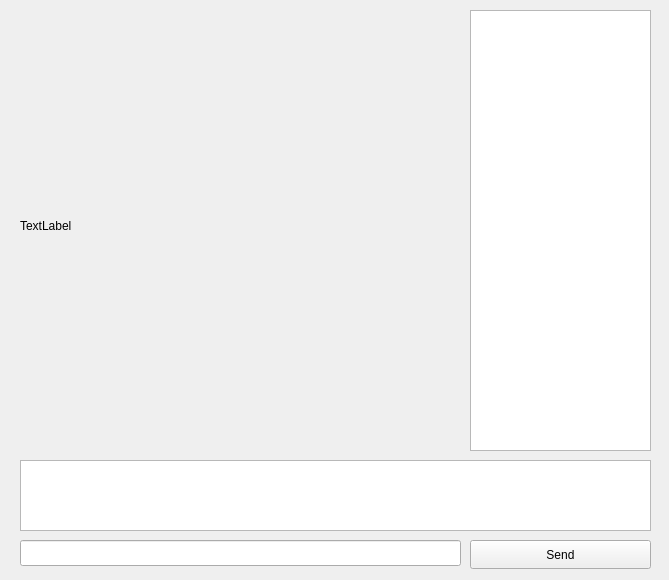
The window that server/chatroom.ui (heejin5484/Veda_Mini2) describes before a commit, drawn with Qt 5.
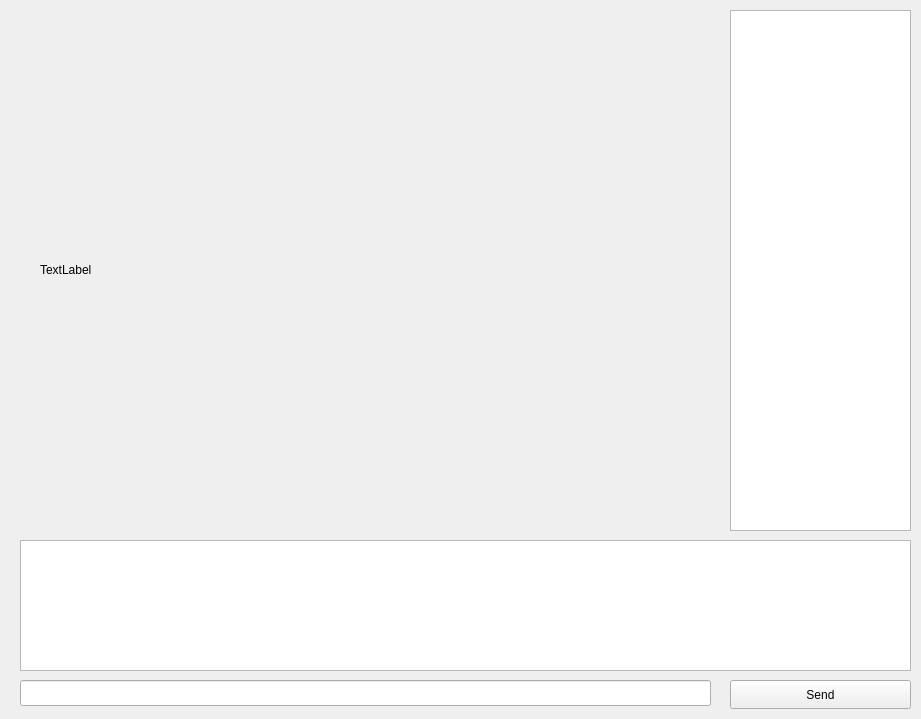
The same window after the commit.

Patch:
```diff
--- a/server/chatroom.ui
+++ b/server/chatroom.ui
@@ -6,8 +6,8 @@
    <rect>
     <x>0</x>
     <y>0</y>
-    <width>669</width>
-    <height>580</height>
+    <width>921</width>
+    <height>719</height>
    </rect>
   </property>
   <property name="windowTitle">
@@ -16,10 +16,10 @@
   <widget class="QListWidget" name="userList">
    <property name="geometry">
     <rect>
-     <x>470</x>
+     <x>730</x>
      <y>10</y>
      <width>181</width>
-     <height>441</height>
+     <height>521</height>
     </rect>
    </property>
   </widget>
@@ -27,9 +27,9 @@
    <property name="geometry">
     <rect>
      <x>20</x>
-     <y>460</y>
-     <width>631</width>
-     <height>71</height>
+     <y>540</y>
+     <width>891</width>
+     <height>131</height>
     </rect>
    </property>
   </widget>
@@ -37,8 +37,8 @@
    <property name="geometry">
     <rect>
      <x>20</x>
-     <y>540</y>
-     <width>441</width>
+     <y>680</y>
+     <width>691</width>
      <height>26</height>
     </rect>
    </property>
@@ -46,8 +46,8 @@
   <widget class="QPushButton" name="pushButton">
    <property name="geometry">
     <rect>
-     <x>470</x>
-     <y>540</y>
+     <x>730</x>
+     <y>680</y>
      <width>181</width>
      <height>29</height>
     </rect>
@@ -59,10 +59,10 @@
   <widget class="QLabel" name="cameraView">
    <property name="geometry">
     <rect>
-     <x>20</x>
-     <y>10</y>
-     <width>431</width>
-     <height>431</height>
+     <x>40</x>
+     <y>30</y>
+     <width>600</width>
+     <height>480</height>
     </rect>
    </property>
    <property name="text">
```
